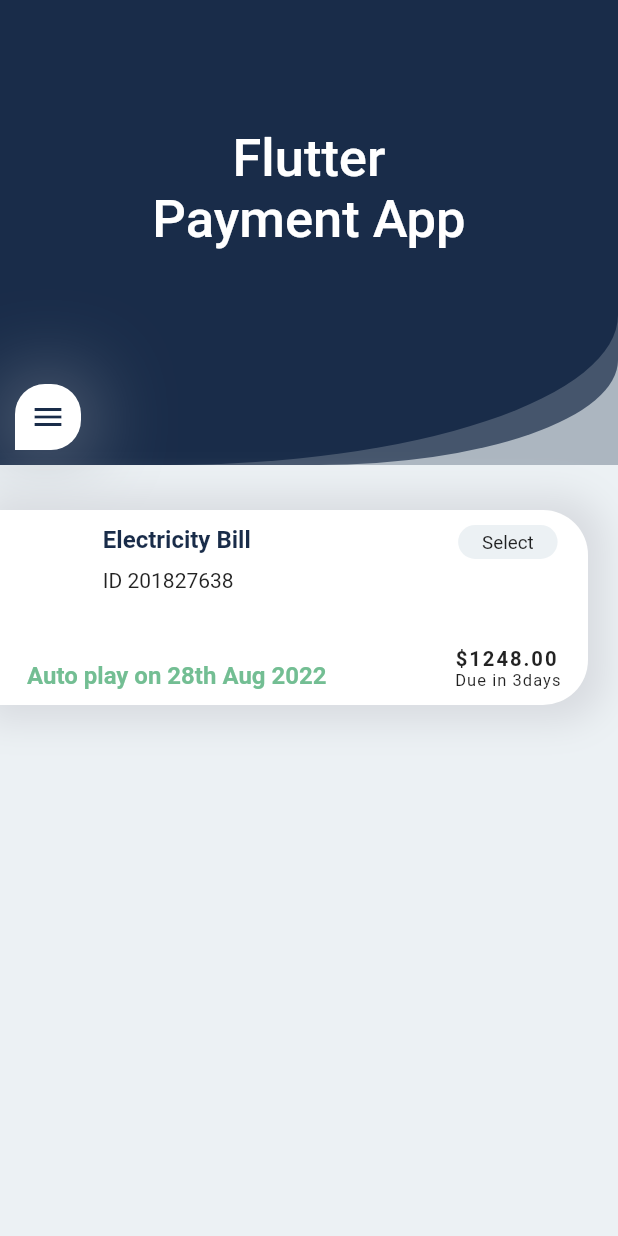
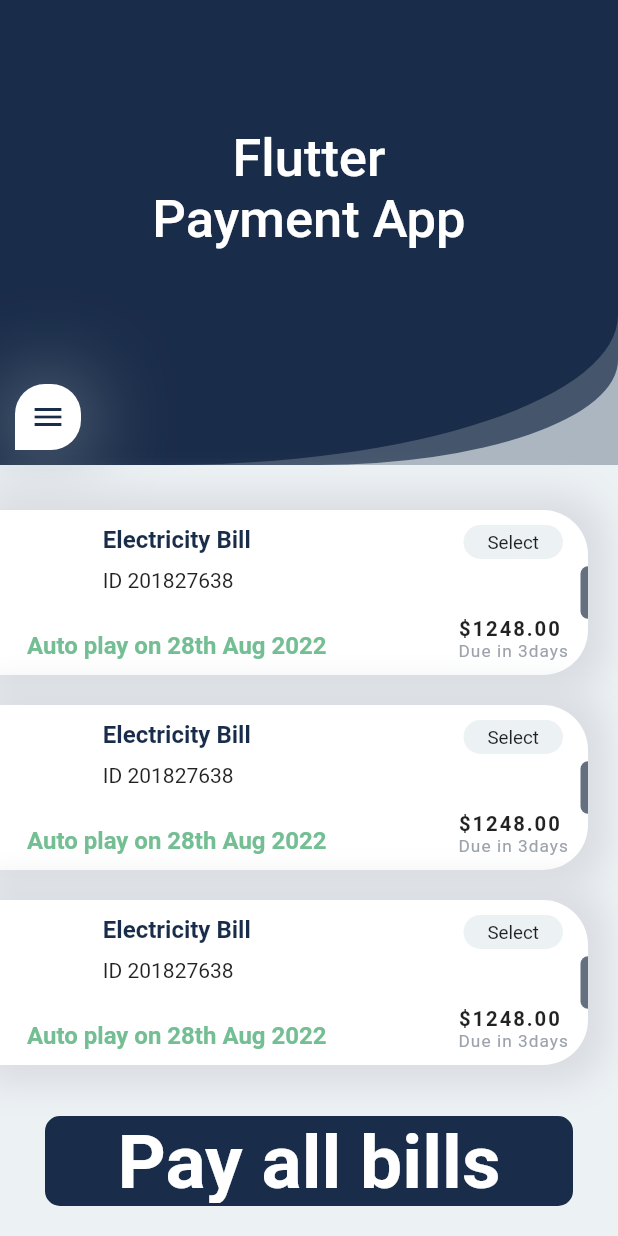
Before and after one commit to adebayoAdesina/Flutter_Payment_UI, a Flutter app: the screen it shows after launch, on a phone screen of 412 x 824 dp. Run offline on Flutter 3.47's test engine with Material 2 defaults, Android fonts, the phone set to English and light mode, and no system bars.

Commit message:
list view and pay button added.

```diff
--- a/lib/constants/color.dart
+++ b/lib/constants/color.dart
@@ -6,6 +6,6 @@ const kGreenColor = Color(0XFF73be93);
 const kIdColor = Color(0XFF9ca2ac);
 const kSelectedBgColor = Color(0XFFf1f4f8);
 const kSelectColor = Color(0XFF6f7c8b);
-const kSHalfOvalColor = Color(0XFF646f80);
+const kHalfOvalColor = Color(0XFF646f80);
 const kCancelColor = Color(0XFF3c4b60);
 const kWhiteColor = Colors.white;
--- a/lib/screen/home_screen.dart
+++ b/lib/screen/home_screen.dart
@@ -1,5 +1,7 @@
 import 'package:flutter/material.dart';
+import 'package:payment_app/constants/color.dart';
 import 'package:payment_app/widget/head_section.dart';
+import 'package:payment_app/widget/pay_bill_button.dart';
 
 import '../widget/list_of_bills.dart';
 
@@ -14,9 +16,37 @@ class HomeScreen extends StatelessWidget {
       body: SizedBox(
         height: size.height,
         child: Stack(
-          children: const [
+          children: [
             const HeadSection(),
-            Positioned(top: 320, child: ListOfBills()),
+            Positioned(
+              top: 320,
+              right: 0,
+              bottom: 0,
+              left: 0,
+              child: Column(
+                children: [
+                  MediaQuery.removePadding(
+                    context: context,
+                    removeTop: true,
+                    removeRight: true,
+                    child: ListView.builder(
+                      shrinkWrap: true,
+                      itemCount: 3,
+                      itemBuilder: (context, index) => const ListOfBills(),
+                    ),
+                  ),
+                ],
+              ),
+            ),
+            Positioned(
+              bottom: 20,
+              child: PayBillButton(
+                onTap: () {},
+                text: 'Pay all bills',
+                textColor: kWhiteColor,
+                bgColor: kMainColor,
+              ),
+            ),
           ],
         ),
       ),
--- a/lib/widget/list_of_bills.dart
+++ b/lib/widget/list_of_bills.dart
@@ -8,12 +8,10 @@ class ListOfBills extends StatelessWidget {
   Widget build(BuildContext context) {
     Size size = MediaQuery.of(context).size;
     return Container(
-      margin: const EdgeInsets.only(
-        top: 20,
-      ),
-      height: 130,
+      margin: const EdgeInsets.only(top: 20, right: 20),
+      height: 110,
       width: size.width - 20,
-      padding: const EdgeInsets.symmetric(vertical: 10.0, horizontal: 18.0),
+      padding: const EdgeInsets.only(top: 10.0, bottom: 10.0, left: 18.0),
       decoration: const BoxDecoration(
         color: kWhiteColor,
         borderRadius: BorderRadius.only(
@@ -78,12 +76,16 @@ class ListOfBills extends StatelessWidget {
               )
             ],
           ),
-          Column(
+          Row(
+            children: [
+              Padding(
+                padding: const EdgeInsets.only(right: 8.0),
+                child: Column(
                   mainAxisAlignment: MainAxisAlignment.spaceBetween,
                   children: [
                     Container(
-                padding:
-                    const EdgeInsets.symmetric(vertical: 3.8, horizontal: 16),
+                      padding: const EdgeInsets.symmetric(
+                          vertical: 3.8, horizontal: 16),
                       decoration: BoxDecoration(
                         color: Theme.of(context).scaffoldBackgroundColor,
                         borderRadius: BorderRadius.circular(30),
@@ -105,9 +107,28 @@ class ListOfBills extends StatelessWidget {
                             letterSpacing: 1.3,
                           ),
                         ),
-                  Text('Due in 3days',
-                      style: TextStyle(fontSize: 11, letterSpacing: 0.7)),
+                        Text(
+                          'Due in 3days',
+                          style: TextStyle(
+                            fontSize: 11.5,
+                            letterSpacing: 0.7,
+                            color: kIdColor,
+                          ),
+                        ),
                       ],
+                    ),
+                  ],
+                ),
+              ),
+              Container(
+                width: 5,
+                height: 35,
+                decoration: const BoxDecoration(
+                    borderRadius: BorderRadius.only(
+                      topLeft: Radius.circular(30),
+                      bottomLeft: Radius.circular(30),
+                    ),
+                    color: kHalfOvalColor),
               )
             ],
           )
--- /dev/null
+++ b/lib/widget/pay_bill_button.dart
@@ -0,0 +1,47 @@
+import 'package:flutter/material.dart';
+import 'package:payment_app/constants/color.dart';
+
+class PayBillButton extends StatelessWidget {
+  final Color bgColor;
+  final String text;
+  final Color textColor;
+  final Function onTap;
+  final bool isBorder;
+  const PayBillButton(
+      {Key? key,
+      this.bgColor = kMainColor,
+      required this.text,
+      required this.textColor,
+      required this.onTap,
+      this.isBorder = false})
+      : super(key: key);
+
+  @override
+  Widget build(BuildContext context) {
+    return GestureDetector(
+      onTap: onTap(),
+      child: Container(
+        height: 60,
+        margin: const EdgeInsets.symmetric(horizontal: 30),
+        width: MediaQuery.of(context).size.width - 60,
+        decoration: BoxDecoration(
+          color: bgColor,
+          borderRadius: BorderRadius.circular(10),
+          border: Border.all(
+            width: 2,
+            color: kMainColor,
+          ),
+        ),
+        child: Text(
+          text,
+          style: TextStyle(
+            fontWeight: FontWeight.bold,
+            fontSize: 50,
+            color: textColor,
+          ),
+          textAlign: TextAlign.center,
+        ),
+      ),
+    );
+  }
+}
```
Also changed, not shown: lib/widget/head_section.dart (+47 -2 lines), lib/widget/pop_up_menu_button.dart (added, +14 -0 lines). Lines whose indentation alone changed are shown as unchanged.
